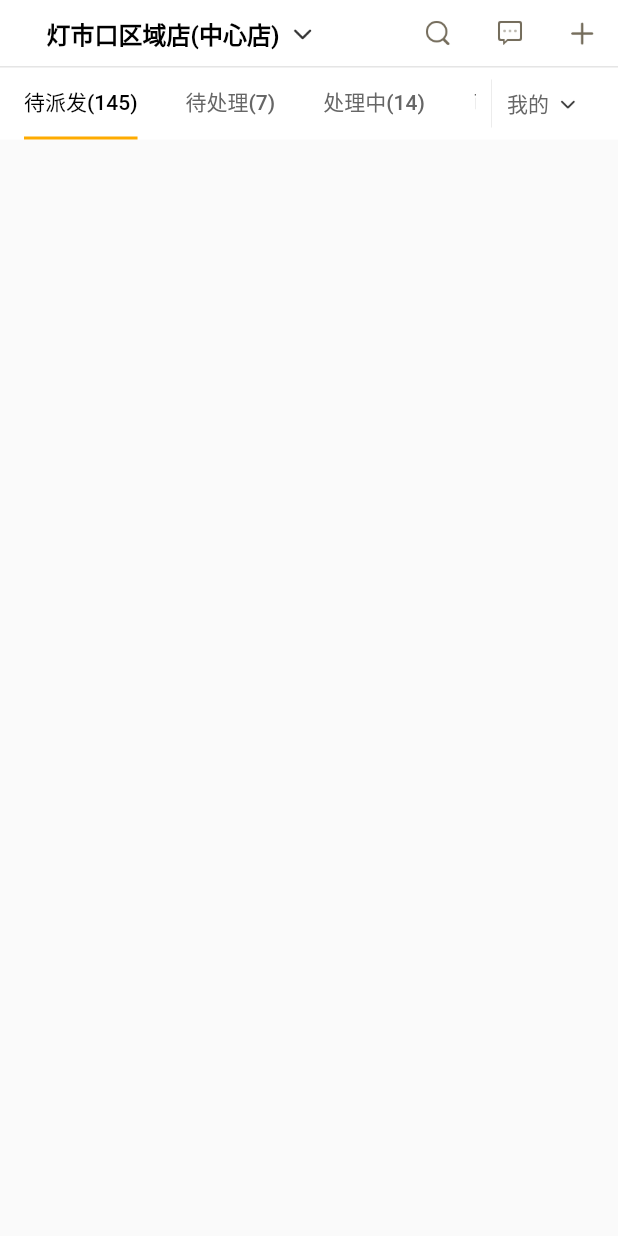
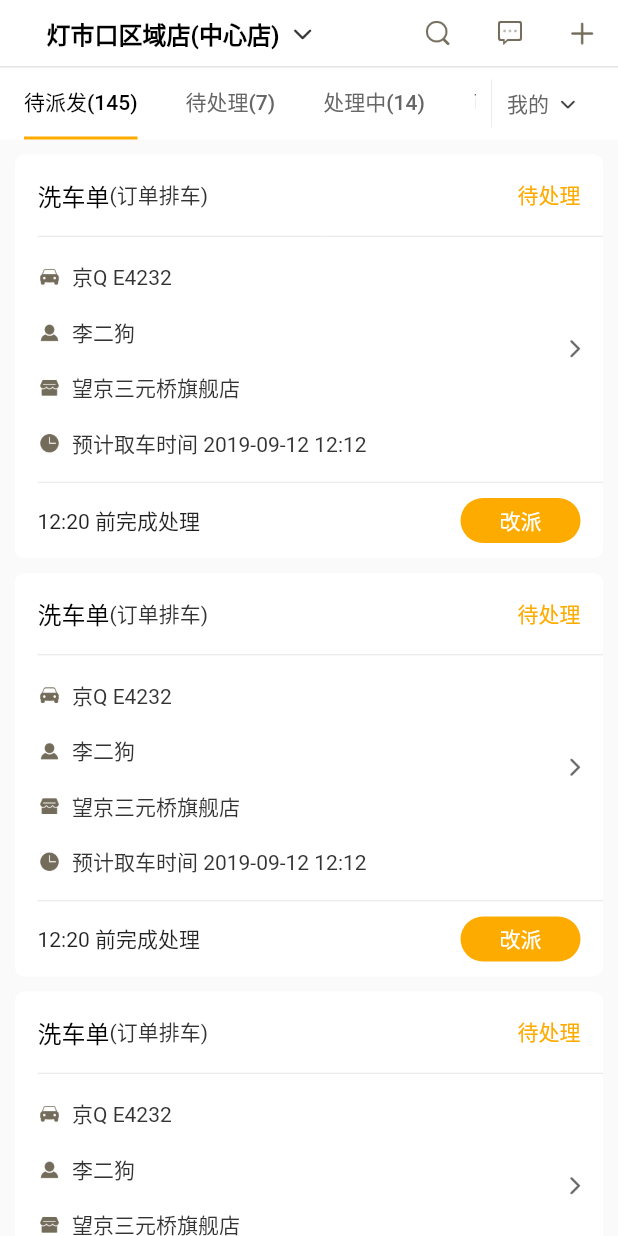
Before and after one commit to AnleSu/flutter_city_select, a Flutter app: the IssueListPage screen opened directly, on a phone screen of 412 x 824 dp. Run offline on Flutter 3.47's test engine with Material 2 defaults, Android fonts, the phone set to English and light mode, and no system bars; missing offline and left inert: flustars.

Commit message:
工单首页 UI

```diff
--- /dev/null
+++ b/lib/pages/issue_list/issue_item.dart
@@ -0,0 +1,128 @@
+
+
+import 'package:flutter/material.dart';
+
+class IssueItemWidget extends StatelessWidget {
+  @override
+  Widget build(BuildContext context) {
+    return Container(
+      decoration: BoxDecoration(
+        borderRadius: BorderRadius.all(Radius.circular(6.0)), //圆角
+        color: Colors.white,
+      ),
+      margin: EdgeInsets.only(top: 10, left: 10, right: 10),
+//      height: 247,
+      child: Column(
+        children: <Widget>[
+          Padding(
+            padding: EdgeInsets.only(left: 15, right: 15, top: 15),
+            child: Row(
+              mainAxisAlignment: MainAxisAlignment.spaceBetween,
+              children: <Widget>[
+                Row(
+                  children: <Widget>[
+                    Text(
+                      '洗车单',
+                      style: TextStyle(color: Colors.black, fontSize: 16),
+                    ),
+                    Text('(订单排车)',
+                        style:
+                            TextStyle(color: Color(0xFF333333), fontSize: 14))
+                  ],
+                ),
+                Text('待处理',
+                    style: TextStyle(color: Color(0xFFFEAB00), fontSize: 14)),
+              ],
+            ),
+          ),
+          Padding(
+            child: Divider(
+              height: 1,
+              color: Color(0xFFE5E5E5),
+              indent: 15,
+            ),
+            padding: EdgeInsets.only(top: 15),
+          ),
+          Row(
+            mainAxisAlignment: MainAxisAlignment.spaceBetween,
+            children: <Widget>[
+              Column(
+                crossAxisAlignment: CrossAxisAlignment.start,
+                children: <Widget>[
+                  _buildCustomIconTitleWidget(
+                      'assets/image/opz_icon_issue_list_license_plate.png', '京Q E4232'),
+                  _buildCustomIconTitleWidget(
+                      'assets/image/opz_icon_issue_list_employee.png', '李二狗'),
+                  _buildCustomIconTitleWidget(
+                      'assets/image/opz_icon_issue_list_store.png', '望京三元桥旗舰店'),
+                  _buildCustomIconTitleWidget(
+                      'assets/image/opz_icon_issue_list_time.png',
+                      '预计取车时间 2019-09-12 12:12'),
+                ],
+              ),
+              Container(
+
+                padding: EdgeInsets.only(right: 15),
+                alignment: Alignment.center,
+                child: Image.asset('assets/image/opz_icon_issue_list_arrow.png'),
+              )
+
+            ],
+          ),
+
+          Padding(
+            child: Divider(
+              height: 1,
+              color: Color(0xFFE5E5E5),
+              indent: 15,
+            ),
+            padding: EdgeInsets.only(top: 15),
+          ),
+          Padding(
+            padding: EdgeInsets.only(left: 15,right: 15,top: 10,bottom: 10),
+            child: Row(
+              mainAxisAlignment: MainAxisAlignment.spaceBetween,
+              children: <Widget>[
+                Text('12:20 前完成处理'),
+                Container(
+                  width: 80,
+                  height: 30,
+                  alignment: Alignment.center,
+                  decoration: BoxDecoration(
+                    borderRadius: BorderRadius.all(Radius.circular(20)),
+                    color: Color(0xFFFEAB00)
+                  ),
+                  child: InkWell(
+                    onTap: () {},
+                    child: Text('改派',style: TextStyle(color: Colors.white,fontSize: 14),),
+                  ),
+                )
+              ],
+            ),
+          )
+        ],
+      ),
+    );
+  }
+
+  Widget _buildCustomIconTitleWidget(String imageStr, String string) {
+    return Padding(
+        padding: EdgeInsets.only(left: 16, top: 16, right: 16),
+        child: Row(
+          children: <Widget>[
+            Image.asset(
+              imageStr,
+              width: 14,
+              height: 14,
+            ),
+            Padding(
+              padding: EdgeInsets.only(left: 8),
+              child: Text(
+                string,
+                style: TextStyle(color: Color(0xFF333333), fontSize: 14),
+              ),
+            )
+          ],
+        ));
+  }
+}
--- a/lib/pages/issue_list/issue_list_page.dart
+++ b/lib/pages/issue_list/issue_list_page.dart
@@ -1,6 +1,7 @@
 import 'package:flutter/material.dart';
 import '../../widgets/navigator_bar.dart';
 import '../area_list/select_area_page.dart';
+import 'issue_item.dart';
 
 class IssueListPage extends StatefulWidget {
   @override
@@ -8,22 +9,11 @@ class IssueListPage extends StatefulWidget {
 }
 
 class _IssueListPageState extends State<IssueListPage> {
-  List<String> _taskNumList = ['145','7','14','0','0','0'];
-  List<String> _tabList = ['待派发',
-  '待处理',
-  '处理中',
-  '已完成',
-  '已取消',
-  '已终止'];
+  List<String> _taskNumList = ['145', '7', '14', '0', '0', '0'];
+  List<String> _tabList = ['待派发', '待处理', '处理中', '已完成', '已取消', '已终止'];
 
-
-  @override
-  Widget build(BuildContext context) {
-    return DefaultTabController(
-      length: _tabList.length,
-      initialIndex: 0,
-      child: Scaffold(
-        appBar: MyAppBar(
+  Widget _buildAppBar() {
+    return MyAppBar(
       isBack: false,
       titleWidget: Padding(
         padding: EdgeInsets.only(left: 15),
@@ -79,15 +69,37 @@ class _IssueListPageState extends State<IssueListPage> {
               height: 18,
             ),
             onPressed: () {}),
-            IconButton(
+        PopupMenuButton<String>(
+          offset: Offset(0, 70),//设置菜单弹出的位置
+//              shape: new BeveledRectangleBorder(borderRadius: BorderRadius.circular(20.0),side: new BorderSide(
+//                style: BorderStyle.none,
+//              )),
+
+          itemBuilder: (context) => _getPopupMenu(context),
+          onSelected: (String value) {
+            print('onSelected $value');
+          },
+          onCanceled: () {
+            print('onCanceled');
+          },
           icon: Image.asset(
             'assets/image/opz_btn_nav_issue_list_new.png',
             width: 18,
             height: 18,
           ),
-                onPressed: () {}),
+        )
       ],
-        ),
+    );
+  }
+
+
+  @override
+  Widget build(BuildContext context) {
+    return DefaultTabController(
+      length: _tabList.length,
+      initialIndex: 0,
+      child: Scaffold(
+        appBar: _buildAppBar(),
         body: Column(
           children: <Widget>[
             new Material(
@@ -111,21 +123,19 @@ class _IssueListPageState extends State<IssueListPage> {
                       unselectedLabelStyle: TextStyle(fontSize: 14),
                       tabs: _tabList.asMap().keys.map((index) {
                         return new Tab(
-                              text: "${_tabList[index]}" + (_taskNumList[index] == '0' ? '': '(${_taskNumList[index]})'),
+                          text: "${_tabList[index]}" +
+                              (_taskNumList[index] == '0'
+                                  ? ''
+                                  : '(${_taskNumList[index]})'),
                         );
                       }).toList(),
-
-                        )
-                    ),
+                    )),
                     new Padding(
-                      padding: EdgeInsets.only(right: 15,left: 10),
+                      padding: EdgeInsets.only(right: 15, left: 10),
                       child: InkWell(
-
                         splashColor: Colors.transparent, // 溅墨色（波纹色）
                         highlightColor: Colors.transparent, // 点击时的背景色（高亮色）
-                        onTap: () {
-
-                        },
+                        onTap: () {},
                         child: Row(
                           mainAxisAlignment: MainAxisAlignment.start,
                           children: <Widget>[
@@ -143,7 +153,8 @@ class _IssueListPageState extends State<IssueListPage> {
                               textAlign: TextAlign.left,
                               style: TextStyle(
                                 fontSize: 14,
-                                  color: Color(0xFF666666),),
+                                color: Color(0xFF666666),
+                              ),
                             ),
                             Container(
                               width: 5,
@@ -160,10 +171,41 @@ class _IssueListPageState extends State<IssueListPage> {
                   ],
                 ),
               ),
-            )
+            ),
+            Expanded(
+              child: ListView.builder(
+                shrinkWrap: true,
+                itemCount: 4,
+                itemBuilder: (BuildContext context, int index) {
+                  return IssueItemWidget();
+                },
+              ),
+            ),
           ],
         ),
       ),
     );
   }
+
+
+  _getPopupMenu(BuildContext context) {
+    return <PopupMenuEntry<String>>[
+      PopupMenuItem<String>(
+        value: '新建工单',
+        child: ListTile(
+          title: Text('新建工单'),
+          leading: Image.asset('assets/image/opz_btn_issue_list_menu_create_task.png'),
+        ),
+      ),
+      PopupMenuItem<String>(
+        value: '开启自动接单',
+        child: ListTile(
+          title: Text('开启自动接单'),
+          leading: Image.asset('assets/image/opz_btn_issue_list_menu_auto_accept.png'),
+        ),
+      ),
+    ];
   }
+
+
+}
```
Also changed, not shown: pubspec.yaml (+7 -0 lines), assets/image/2.0x/opz_btn_issue_list_menu_auto_accept.png (added), assets/image/2.0x/opz_btn_issue_list_menu_create_task.png (added), assets/image/2.0x/opz_icon_issue_list_arrow.png (added), assets/image/2.0x/opz_icon_issue_list_employee.png (added), assets/image/2.0x/opz_icon_issue_list_license_plate.png (added), assets/image/2.0x/opz_icon_issue_list_store.png (added), assets/image/2.0x/opz_icon_issue_list_time.png (added), assets/image/3.0x/opz_btn_issue_list_menu_auto_accept.png (added), assets/image/3.0x/opz_btn_issue_list_menu_create_task.png (added), assets/image/3.0x/opz_icon_issue_list_arrow.png (added), assets/image/3.0x/opz_icon_issue_list_employee.png (added), assets/image/3.0x/opz_icon_issue_list_license_plate.png (added), assets/image/3.0x/opz_icon_issue_list_store.png (added), 1 more files. Lines whose indentation alone changed are shown as unchanged.
